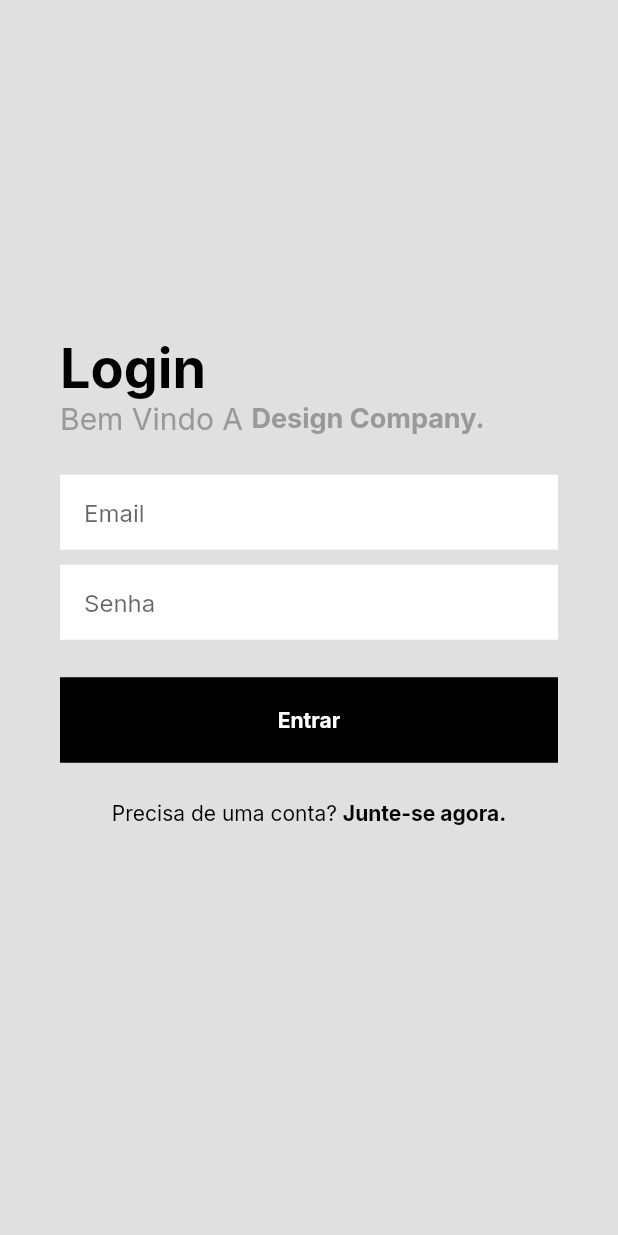
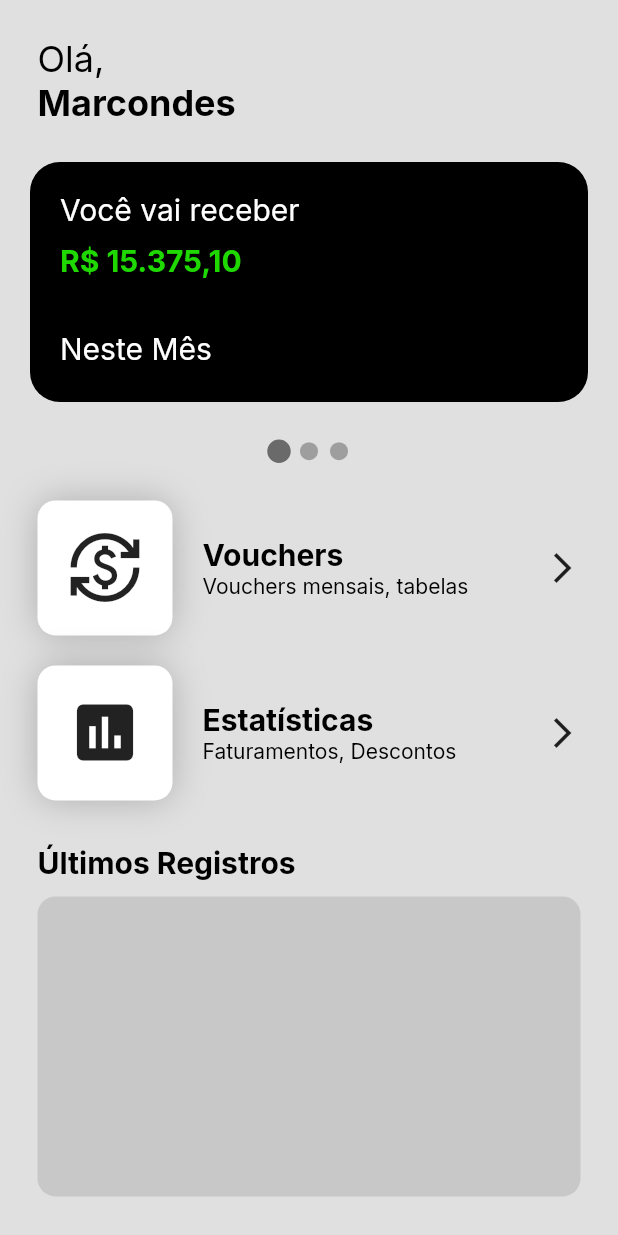
Before and after one commit to marciogabrielsf/Voucher-Crud-App, a Flutter app: the screen it shows after launch, after a tap on "Entrar", on a phone screen of 412 x 824 dp. Run offline on Flutter 3.47's test engine with Material 2 defaults, Android fonts, the phone set to English and light mode, and no system bars; drawn by our look-alikes of smooth_page_indicator.

Commit message:
added HomeScreen

```diff
--- a/lib/main.dart
+++ b/lib/main.dart
@@ -1,5 +1,5 @@
 import 'package:flutter/material.dart';
-import 'package:flutter_test_project/screens/home/loginScreen.dart';
+import 'package:flutter_test_project/screens/login/loginScreen.dart';
 import 'constants.dart';
 
 void main() {
@@ -15,6 +15,8 @@ class MyApp extends StatelessWidget {
       theme: ThemeData(
         scaffoldBackgroundColor: kBackgroundColor,
         primaryColor: kPrimaryColor,
+        unselectedWidgetColor: kSecondaryColor,
+        toggleableActiveColor: kPrimaryColor,
         textTheme: Theme.of(context).textTheme.apply(
               bodyColor: kTextColor,
               fontFamily: 'Inter',
--- /dev/null
+++ b/lib/screens/home/HomeScreen.dart
@@ -0,0 +1,13 @@
+import 'package:flutter/material.dart';
+import 'package:flutter_test_project/screens/home/components/homeBody.dart';
+
+class HomeScreen extends StatelessWidget {
+  const HomeScreen({super.key});
+
+  @override
+  Widget build(BuildContext context) {
+    return Scaffold(
+      body: HomeBody(),
+    );
+  }
+}
--- /dev/null
+++ b/lib/screens/home/components/homeBody.dart
@@ -0,0 +1,227 @@
+import 'package:flutter/material.dart';
+import 'package:flutter_test_project/screens/home/components/util/cardWidget.dart';
+import 'package:smooth_page_indicator/smooth_page_indicator.dart';
+
+class HomeBody extends StatefulWidget {
+  const HomeBody({super.key});
+
+  @override
+  State<HomeBody> createState() => _HomeBodyState();
+}
+
+class _HomeBodyState extends State<HomeBody> {
+  final _pageController = PageController();
+
+  @override
+  Widget build(BuildContext context) {
+    return SafeArea(
+        child: SingleChildScrollView(
+      child: Column(
+        children: [
+          // appbar
+
+          Padding(
+            padding: const EdgeInsets.all(25),
+            child: Row(
+              children: [
+                Column(
+                  crossAxisAlignment: CrossAxisAlignment.start,
+                  children: [
+                    Text('Olá,', style: TextStyle(fontSize: 24)),
+                    Text(
+                      "Marcondes",
+                      style:
+                          TextStyle(fontSize: 24, fontWeight: FontWeight.bold),
+                    ),
+                  ],
+                ),
+              ],
+            ),
+          ),
+
+          //card
+
+          Container(
+            height: 160,
+            child: PageView(
+              controller: _pageController,
+              children: [
+                CardWidget(
+                  balance: "R\$ 15.375,10",
+                  color: Color(0xFF1ED800),
+                  month: "Neste Mês",
+                ),
+                CardWidget(
+                  balance: "R\$ 9.543,20",
+                  color: Color(0xFF1ED800),
+                  month: "Próximo Mês",
+                ),
+                CardWidget(
+                  balance: "R\$ 3.415,02",
+                  color: Color(0xFF1ED800),
+                  month: "Em Dois Meses",
+                ),
+              ],
+            ),
+          ),
+
+          SizedBox(
+            height: 25,
+          ),
+
+          // dots indicators
+
+          SmoothPageIndicator(
+            controller: _pageController,
+            count: 3,
+            effect: ScrollingDotsEffect(
+              activeDotColor: Color(0xFF6A6A6A),
+              dotWidth: 12,
+              dotHeight: 12,
+            ),
+          ),
+          SizedBox(
+            height: 25,
+          ),
+
+          //buttons
+
+          Padding(
+            padding: const EdgeInsets.symmetric(horizontal: 25),
+            child: Row(
+              mainAxisAlignment: MainAxisAlignment.spaceBetween,
+              children: [
+                Row(
+                  children: [
+                    Container(
+                      padding: EdgeInsets.all(20),
+                      decoration: BoxDecoration(
+                        boxShadow: [
+                          BoxShadow(
+                            blurRadius: 20,
+                            color: Color(0x39000000),
+                          ),
+                        ],
+                        color: Colors.white,
+                        borderRadius: BorderRadius.all(
+                          Radius.circular(12),
+                        ),
+                      ),
+                      child: Icon(Icons.currency_exchange, size: 50),
+                    ),
+                    SizedBox(
+                      width: 20,
+                    ),
+                    Column(
+                      crossAxisAlignment: CrossAxisAlignment.start,
+                      children: [
+                        Text(
+                          "Vouchers",
+                          style: TextStyle(
+                              fontWeight: FontWeight.bold, fontSize: 20),
+                        ),
+                        Text(
+                          "Vouchers mensais, tabelas",
+                          style: TextStyle(fontSize: 14),
+                        ),
+                      ],
+                    ),
+                  ],
+                ),
+                Icon(Icons.arrow_forward_ios)
+              ],
+            ),
+          ),
+
+          SizedBox(
+            height: 20,
+          ),
+
+          Padding(
+            padding: const EdgeInsets.symmetric(horizontal: 25),
+            child: Row(
+              mainAxisAlignment: MainAxisAlignment.spaceBetween,
+              children: [
+                Row(
+                  children: [
+                    Container(
+                      padding: EdgeInsets.all(20),
+                      decoration: BoxDecoration(
+                        boxShadow: [
+                          BoxShadow(
+                            blurRadius: 20,
+                            color: Color(0x39000000),
+                          ),
+                        ],
+                        color: Colors.white,
+                        borderRadius: BorderRadius.all(
+                          Radius.circular(12),
+                        ),
+                      ),
+                      child: Icon(Icons.insert_chart, size: 50),
+                    ),
+                    SizedBox(
+                      width: 20,
+                    ),
+                    Column(
+                      crossAxisAlignment: CrossAxisAlignment.start,
+                      children: [
+                        Text(
+                          "Estatísticas",
+                          style: TextStyle(
+                              fontWeight: FontWeight.bold, fontSize: 20),
+                        ),
+                        Text(
+                          "Faturamentos, Descontos",
+                          style: TextStyle(fontSize: 14),
+                        ),
+                      ],
+                    ),
+                  ],
+                ),
+                Icon(Icons.arrow_forward_ios)
+              ],
+            ),
+          ),
+
+          // last registries
+
+          SizedBox(
+            height: 30,
+          ),
+
+          Padding(
+            padding: const EdgeInsets.symmetric(horizontal: 25),
+            child: Row(
+              children: [
+                Text(
+                  "Últimos Registros",
+                  style: TextStyle(fontWeight: FontWeight.bold, fontSize: 20),
+                ),
+              ],
+            ),
+          ),
+          SizedBox(
+            height: 10,
+          ),
+          Padding(
+            padding: const EdgeInsets.symmetric(horizontal: 25),
+            child: Container(
+              height: 200,
+              decoration: BoxDecoration(
+                color: Color(0xFFC8C8C8),
+                borderRadius: BorderRadius.all(
+                  Radius.circular(12),
+                ),
+              ),
+            ),
+          ),
+
+          SizedBox(
+            height: 20,
+          ),
+        ],
+      ),
+    ));
+  }
+}
--- /dev/null
+++ b/lib/screens/home/components/util/cardWidget.dart
@@ -0,0 +1,59 @@
+import 'package:flutter/material.dart';
+import 'package:flutter_test_project/constants.dart';
+
+class CardWidget extends StatelessWidget {
+  final String balance;
+  final String month;
+  final Color color;
+
+  const CardWidget({
+    Key? key,
+    required this.balance,
+    required this.month,
+    required this.color,
+  }) : super(key: key);
+
+  @override
+  Widget build(BuildContext context) {
+    return Padding(
+      padding: const EdgeInsets.symmetric(horizontal: 20),
+      child: Container(
+        padding: EdgeInsets.all(20),
+        decoration: BoxDecoration(
+          color: kPrimaryColor,
+          borderRadius: BorderRadius.all(
+            Radius.circular(20),
+          ),
+        ),
+        child: Row(
+          children: [
+            Column(
+              crossAxisAlignment: CrossAxisAlignment.start,
+              children: [
+                Text(
+                  "Você vai receber",
+                  style: TextStyle(color: kTextColorInv, fontSize: 20),
+                ),
+                SizedBox(
+                  height: 10,
+                ),
+                Text(balance,
+                    style: TextStyle(
+                        color: color,
+                        fontSize: 20,
+                        fontWeight: FontWeight.bold)),
+                SizedBox(
+                  height: 35,
+                ),
+                Text(
+                  month,
+                  style: TextStyle(color: kTextColorInv, fontSize: 20),
+                ),
+              ],
+            ),
+          ],
+        ),
+      ),
+    );
+  }
+}
--- a/lib/screens/home/loginScreen.dart
+++ /dev/null
@@ -1,13 +0,0 @@
-import 'package:flutter/material.dart';
-import 'package:flutter_test_project/screens/home/components/body.dart';
-
-class LoginScreen extends StatelessWidget {
-  const LoginScreen({super.key});
-
-  @override
-  Widget build(BuildContext context) {
-    return Scaffold(
-      body: Body(),
-    );
-  }
-}
--- a/lib/screens/home/components/body.dart
+++ b/lib/screens/login/components/loginBody.dart
@@ -1,9 +1,18 @@
 import 'package:flutter/material.dart';
 import 'package:flutter_test_project/constants.dart';
+import 'package:flutter_test_project/screens/home/HomeScreen.dart';
 import 'package:flutter_test_project/screens/signUp/signUpScreen.dart';
 
-class Body extends StatelessWidget {
+class Body extends StatefulWidget {
   const Body({super.key});
+
+  @override
+  State<Body> createState() => _BodyState();
+}
+
+class _BodyState extends State<Body> {
+  final _emailController = TextEditingController();
+  final _passwordController = TextEditingController();
 
   @override
   Widget build(BuildContext context) {
@@ -54,6 +63,8 @@ class Body extends StatelessWidget {
                   child: Padding(
                     padding: const EdgeInsets.symmetric(horizontal: 15),
                     child: TextField(
+                      keyboardType: TextInputType.emailAddress,
+                      controller: _emailController,
                       style: TextStyle(color: Colors.black),
                       decoration: InputDecoration(
                         hintText: 'Email',
@@ -76,6 +87,7 @@ class Body extends StatelessWidget {
                   child: Padding(
                     padding: const EdgeInsets.symmetric(horizontal: 15),
                     child: TextField(
+                      controller: _passwordController,
                       obscureText: true,
                       style: TextStyle(color: Colors.black),
                       decoration: InputDecoration(
@@ -106,7 +118,14 @@ class Body extends StatelessWidget {
                     ),
                   ),
                   onTap: () {
-                    print("CLICOU");
+                    print("Email: ${_emailController.text}");
+                    print("Senha: ${_passwordController.text}");
+                    Navigator.pushReplacement(
+                      context,
+                      MaterialPageRoute(
+                        builder: (context) => HomeScreen(),
+                      ),
+                    );
                   },
                 ),
                 SizedBox(
--- /dev/null
+++ b/lib/screens/login/loginScreen.dart
@@ -0,0 +1,29 @@
+import 'package:flutter/material.dart';
+import 'package:flutter_test_project/screens/login/components/loginBody.dart';
+
+class LoginScreen extends StatelessWidget {
+  const LoginScreen({super.key});
+
+  @override
+  Widget build(BuildContext context) {
+    return Scaffold(
+      body: Body(),
+    );
+  }
+}
+
+// class LoginScreen extends StatefulWidget {
+//   const LoginScreen({super.key});
+
+//   @override
+//   State<LoginScreen> createState() => _LoginScreenState();
+// }
+
+// class _LoginScreenState extends State<LoginScreen> {
+//   @override
+//   Widget build(BuildContext context) {
+//     return Scaffold(
+//       body: Body(),
+//     );
+//   }
+// }
--- a/lib/screens/signUp/Components/body.dart
+++ b/lib/screens/signUp/Components/signUpBody.dart
@@ -1,8 +1,15 @@
 import 'package:flutter/material.dart';
 import 'package:flutter_test_project/constants.dart';
 
-class Body extends StatelessWidget {
+class Body extends StatefulWidget {
   const Body({super.key});
+
+  @override
+  State<Body> createState() => _BodyState();
+}
+
+class _BodyState extends State<Body> {
+  bool isTermChecked = false;
 
   @override
   Widget build(BuildContext context) {
@@ -42,6 +49,33 @@ class Body extends StatelessWidget {
                 placeholder: 'Senha',
                 obscureText: true,
               ),
+              SizedBox(
+                height: 10,
+              ),
+
+              Row(
+                mainAxisAlignment: MainAxisAlignment.start,
+                children: [
+                  Checkbox(
+                      value: isTermChecked,
+                      onChanged: (checked) {
+                        setState(() {
+                          isTermChecked = !isTermChecked;
+                        });
+                      }),
+                  GestureDetector(
+                    child: Text(
+                      "Eu concordo com os termos de uso.",
+                    ),
+                    onTap: () {
+                      setState(() {
+                        isTermChecked = !isTermChecked;
+                      });
+                    },
+                  )
+                ],
+              ),
+
               SizedBox(
                 height: 25,
               ),
--- a/lib/screens/signUp/signUpScreen.dart
+++ b/lib/screens/signUp/signUpScreen.dart
@@ -1,5 +1,5 @@
 import 'package:flutter/material.dart';
-import 'package:flutter_test_project/screens/signUp/Components/body.dart';
+import 'package:flutter_test_project/screens/signUp/Components/signUpBody.dart';
 
 class SignUpScreen extends StatelessWidget {
   const SignUpScreen({super.key});
```
Also changed, not shown: pubspec.yaml (+2 -9 lines), lib/models/voucher.dart (added), pubspec.lock.
